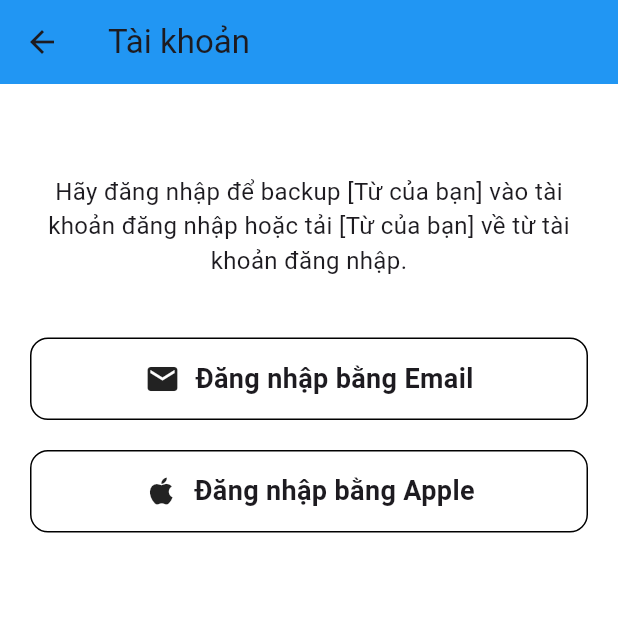
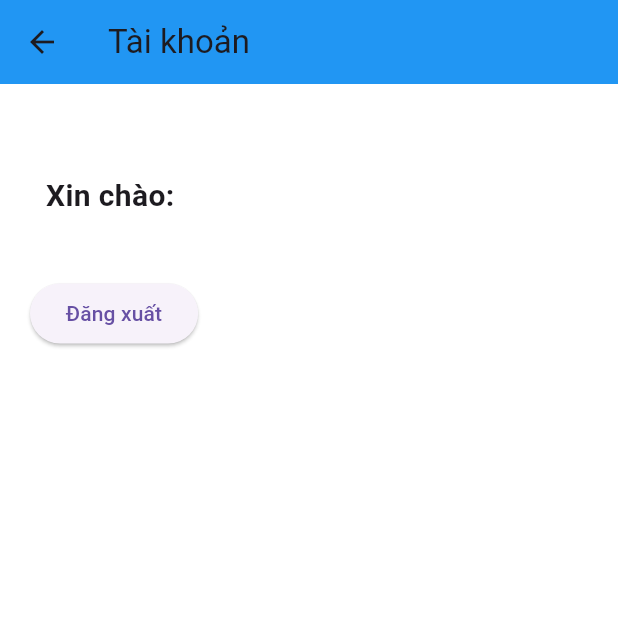
Before and after one commit to quanhne31/2025_2_LTTBDD_N02_Nhom_2, a Flutter app: the screen it shows after launch, after a tap on the "person" icon, on a phone screen of 412 x 824 dp, the top half of it. Run offline on Flutter 3.47's test engine with Material 3 defaults, Android fonts, the phone set to English and light mode, and no system bars; our stand-ins replace image_picker, shared_preferences; missing offline and left inert: google_mlkit_text_recognition.

Commit message:
account_screen.dart

```diff
--- a/lib/screens/account_screen.dart
+++ b/lib/screens/account_screen.dart
@@ -1,7 +1,41 @@
 import 'package:flutter/material.dart';
+import 'package:shared_preferences/shared_preferences.dart';
+import 'login_screen.dart';
 
-class AccountScreen extends StatelessWidget {
+class AccountScreen extends StatefulWidget {
   const AccountScreen({super.key});
+
+  @override
+  State<AccountScreen> createState() => _AccountScreenState();
+}
+
+class _AccountScreenState extends State<AccountScreen> {
+  bool isLoggedIn = false;
+  String userId = "";
+
+  @override
+  void initState() {
+    super.initState();
+    checkLogin();
+  }
+
+  Future<void> checkLogin() async {
+    final prefs = await SharedPreferences.getInstance();
+    setState(() {
+      isLoggedIn = prefs.getBool('isLoggedIn') ?? false;
+      userId = prefs.getString('userId') ?? "";
+    });
+  }
+
+  Future<void> logout() async {
+    final prefs = await SharedPreferences.getInstance();
+    await prefs.clear();
+
+    setState(() {
+      isLoggedIn = false;
+      userId = "";
+    });
+  }
 
   @override
   Widget build(BuildContext context) {
@@ -9,31 +43,75 @@ class AccountScreen extends StatelessWidget {
       appBar: AppBar(title: const Text("Tài khoản")),
       body: Padding(
         padding: const EdgeInsets.all(20),
-        child: Column(
+        child: isLoggedIn ? _buildLoggedInView() : _buildLoginView(),
+      ),
+    );
+  }
+
+  Widget _buildLoggedInView() {
+    return Column(
+      children: [
+        const SizedBox(height: 40),
+
+        Text(
+          "Xin chào: $userId",
+          style: const TextStyle(fontSize: 20, fontWeight: FontWeight.bold),
+        ),
+
+        const SizedBox(height: 40),
+
+        ElevatedButton(onPressed: logout, child: const Text("Đăng xuất")),
+      ],
+    );
+  }
+
+  Widget _buildLoginView() {
+    return Column(
       children: [
         const SizedBox(height: 40),
 
         const Text(
-              "Hãy đăng nhập để backup [Từ của bạn] vào tài khoản đăng nhập hoặc tải [Từ của bạn] về từ tài khoản đăng nhập.",
+          "Hãy đăng nhập để backup dữ liệu.",
           textAlign: TextAlign.center,
           style: TextStyle(fontSize: 16),
         ),
 
         const SizedBox(height: 40),
 
-            _buildButton(icon: Icons.email, text: "Đăng nhập bằng Email"),
+        _buildButton(
+          icon: Icons.email,
+          text: "Đăng nhập bằng Email",
+          loginType: "email",
+        ),
 
         const SizedBox(height: 20),
 
-            _buildButton(icon: Icons.apple, text: "Đăng nhập bằng Apple"),
+        _buildButton(
+          icon: Icons.apple,
+          text: "Đăng nhập bằng Apple",
+          loginType: "apple",
+        ),
       ],
-        ),
-      ),
     );
   }
 
-  Widget _buildButton({required IconData icon, required String text}) {
-    return Container(
+  Widget _buildButton({
+    required IconData icon,
+    required String text,
+    required String loginType,
+  }) {
+    return GestureDetector(
+      onTap: () async {
+        bool? result = await Navigator.push(
+          context,
+          MaterialPageRoute(builder: (_) => LoginScreen(loginType: loginType)),
+        );
+
+        if (result == true) {
+          checkLogin();
+        }
+      },
+      child: Container(
         width: double.infinity,
         height: 55,
         decoration: BoxDecoration(
@@ -51,6 +129,7 @@ class AccountScreen extends StatelessWidget {
             ),
           ],
         ),
+      ),
     );
   }
 }
```
Lines whose indentation alone changed are shown as unchanged.
